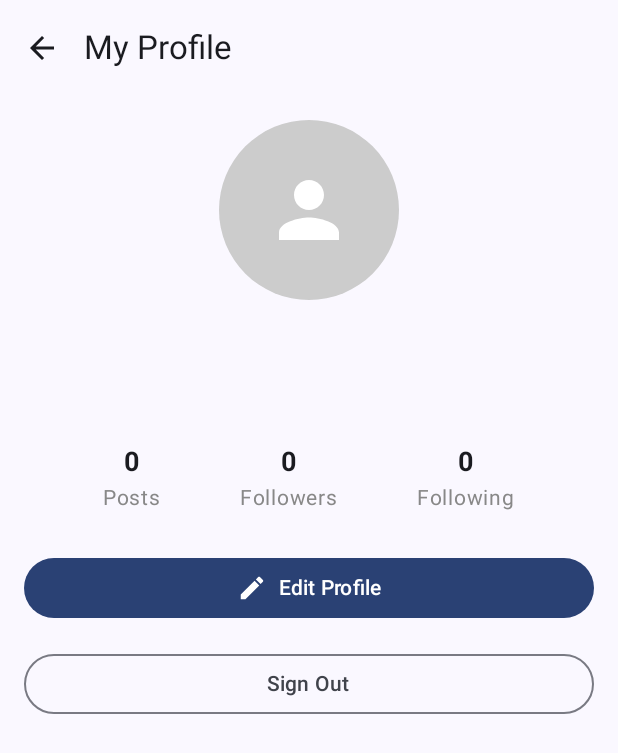
After one commit to Sylouane05/fork_chan, an Android app built with Jetpack Compose: the UserProfilePage screen opened through its navigation route, on a phone screen of 412 x 824 dp. The commit adds this screen. Shown: the top 753 px of the screen. Run offline under Robolectric (Android 15) with nearby library versions, the phone set to English and light mode, and no system bars; our stand-ins replace Firebase (no records; nobody signed in at launch, a user with empty details on screens opened directly), livedata-compose.

Commit message:
Ajout de UserProfilePage et EditProfilePage / ajout des routes sur MyAppNavigation et update du gradle

```diff
--- a/app/build.gradle.kts
+++ b/app/build.gradle.kts
@@ -54,6 +54,7 @@ dependencies {
     implementation(libs.androidx.navigation.compose)
     implementation(libs.firebase.auth.ktx)
     implementation(libs.androidx.runtime.livedata)
+    implementation(libs.androidx.navigation.runtime.android)
     testImplementation(libs.junit)
     androidTestImplementation(libs.androidx.junit)
     androidTestImplementation(libs.androidx.espresso.core)
--- a/app/src/main/java/fr/fork_chan/MainActivity.kt
+++ b/app/src/main/java/fr/fork_chan/MainActivity.kt
@@ -4,26 +4,19 @@ import android.os.Bundle
 import androidx.activity.ComponentActivity
 import androidx.activity.compose.setContent
 import androidx.activity.enableEdgeToEdge
-import androidx.activity.viewModels
-import androidx.compose.foundation.layout.fillMaxSize
-import androidx.compose.foundation.layout.padding
-import androidx.compose.material3.Scaffold
 import androidx.compose.material3.Text
 import androidx.compose.runtime.Composable
 import androidx.compose.ui.Modifier
 import androidx.compose.ui.tooling.preview.Preview
-import androidx.lifecycle.viewmodel.compose.viewModel
-import fr.fork_chan.models.AuthViewModel
 import fr.fork_chan.ui.theme.Fork_chanTheme
 
 class MainActivity : ComponentActivity() {
     override fun onCreate(savedInstanceState: Bundle?) {
         super.onCreate(savedInstanceState)
         enableEdgeToEdge()
-        val authViewModel : AuthViewModel by viewModels()
         setContent {
             Fork_chanTheme {
-                Navigation(Modifier, authViewModel)
+                Navigation(Modifier)
             }
         }
     }
--- a/app/src/main/java/fr/fork_chan/MyAppNavigation.kt
+++ b/app/src/main/java/fr/fork_chan/MyAppNavigation.kt
@@ -1,23 +1,29 @@
 package fr.fork_chan
 
+import android.annotation.SuppressLint
 import androidx.compose.runtime.Composable
 import androidx.compose.ui.Modifier
 import androidx.navigation.compose.NavHost
 import androidx.navigation.compose.composable
 import androidx.navigation.compose.rememberNavController
+import fr.fork_chan.activities.EditProfilePage
+import fr.fork_chan.activities.FeedPage
 import fr.fork_chan.activities.LoginPage
 import fr.fork_chan.activities.SignUp
-import fr.fork_chan.activities.feedPage
+import fr.fork_chan.activities.UserProfilePage
 import fr.fork_chan.models.AuthViewModel
 
-
+@SuppressLint("ViewModelConstructorInComposable")
 @Composable
-fun Navigation(modifier : Modifier = Modifier, AuthViewModel: AuthViewModel) {
+fun Navigation(modifier: Modifier = Modifier) {
     val navController = rememberNavController()
+    val authViewModel = AuthViewModel() // Create a single instance to share across screens
 
     NavHost(navController = navController, startDestination = "login") {
-        composable("login") { LoginPage(modifier, navController, AuthViewModel()) }
-        composable("signup") { SignUp(modifier, navController, AuthViewModel()) }
-        composable("feed") { feedPage(modifier, navController, AuthViewModel()) }
+        composable("login") { LoginPage(modifier, navController, authViewModel) }
+        composable("signup") { SignUp(modifier, navController, authViewModel) }
+        composable("feed") { FeedPage(navController, authViewModel) }
+        composable("profile") { UserProfilePage(navController, authViewModel) }
+        composable("edit_profile") { EditProfilePage(navController, authViewModel) }
     }
 }
--- a/app/src/main/java/fr/fork_chan/activities/FeedPage.kt
+++ b/app/src/main/java/fr/fork_chan/activities/FeedPage.kt
@@ -1,31 +1,89 @@
 package fr.fork_chan.activities
 
-
-import androidx.compose.foundation.layout.padding
-import androidx.compose.material3.Text
-import androidx.compose.material3.TextButton
-import androidx.compose.runtime.Composable
-import androidx.compose.runtime.LaunchedEffect
+import androidx.compose.foundation.layout.*
+import androidx.compose.material.icons.Icons
+import androidx.compose.material.icons.automirrored.filled.ExitToApp
+import androidx.compose.material.icons.filled.*
+import androidx.compose.material3.*
+import androidx.compose.runtime.*
 import androidx.compose.runtime.livedata.observeAsState
+import androidx.compose.ui.Alignment
 import androidx.compose.ui.Modifier
 import androidx.compose.ui.graphics.Color
+import androidx.compose.ui.text.font.FontWeight
 import androidx.compose.ui.unit.dp
+import androidx.compose.ui.unit.sp
 import androidx.navigation.NavHostController
+import fr.fork_chan.models.AuthState
 import fr.fork_chan.models.AuthViewModel
-import fr.fork_chan.models.AuthState
 
+@OptIn(ExperimentalMaterial3Api::class)
 @Composable
-fun feedPage(modifier : Modifier = Modifier, navController: NavHostController, authViewModel: AuthViewModel){
+fun FeedPage(navController: NavHostController, authViewModel: AuthViewModel) {
     val authState = authViewModel.authState.observeAsState()
 
     LaunchedEffect(authState.value) {
-        when(authState.value) {
+        when (authState.value) {
             is AuthState.Unauthenticated -> navController.navigate("login")
             else -> Unit
         }
     }
 
-    TextButton(onClick = { authViewModel.signout() }, enabled = true) {
-        Text(modifier = Modifier.padding(10.dp), text = "Signout", color = Color.Red)
+    Scaffold(
+        topBar = {
+            TopAppBar(
+                title = {
+                    Text(
+                        text = "ForkChan",
+                        fontWeight = FontWeight.Bold,
+                        fontSize = 22.sp
+                    )
+                },
+                actions = {
+                    // Menu options in the header
+                    IconButton(onClick = { navController.navigate("profile") }) {
+                        Icon(
+                            imageVector = Icons.Default.Person,
+                            contentDescription = "Profile"
+                        )
+                    }
+
+                    IconButton(onClick = { /* Navigate to messages */ }) {
+                        Icon(
+                            imageVector = Icons.Default.Email,
+                            contentDescription = "Messages"
+                        )
+                    }
+
+                    IconButton(onClick = { authViewModel.signout() }) {
+                        Icon(
+                            imageVector = Icons.AutoMirrored.Filled.ExitToApp,
+                            contentDescription = "Sign Out"
+                        )
+                    }
+                }
+            )
+        }
+    ) { paddingValues ->
+        Column(
+            modifier = Modifier
+                .fillMaxSize()
+                .padding(paddingValues),
+            horizontalAlignment = Alignment.CenterHorizontally
+        ) {
+            // Placeholder for future posts
+            Box(
+                modifier = Modifier
+                    .fillMaxSize()
+                    .padding(16.dp),
+                contentAlignment = Alignment.Center
+            ) {
+                Text(
+                    text = "Posts will appear here",
+                    fontSize = 18.sp,
+                    color = Color.Gray
+                )
+            }
+        }
     }
 }
--- a/app/src/main/java/fr/fork_chan/activities/LoginPage.kt
+++ b/app/src/main/java/fr/fork_chan/activities/LoginPage.kt
@@ -71,7 +71,7 @@ fun LoginPage(modifier : Modifier = Modifier, navController: NavHostController,
 
         Spacer(modifier = Modifier.height(8.dp))
 
-        TextButton(onClick = { navController.navigate("signup") },){
+        TextButton(onClick = { navController.navigate("signup") }){
             Text(text = "don't have an account ?")
         }
     }
--- /dev/null
+++ b/app/src/main/java/fr/fork_chan/activities/UserProfilePage.kt
@@ -0,0 +1,155 @@
+package fr.fork_chan.activities
+
+import androidx.compose.foundation.background
+import androidx.compose.foundation.layout.*
+import androidx.compose.foundation.shape.CircleShape
+import androidx.compose.material.icons.Icons
+import androidx.compose.material.icons.automirrored.filled.ArrowBack
+import androidx.compose.material.icons.filled.Edit
+import androidx.compose.material.icons.filled.Person
+import androidx.compose.material3.*
+import androidx.compose.runtime.*
+import androidx.compose.runtime.livedata.observeAsState
+import androidx.compose.ui.Alignment
+import androidx.compose.ui.Modifier
+import androidx.compose.ui.draw.clip
+import androidx.compose.ui.graphics.Color
+import androidx.compose.ui.text.font.FontWeight
+import androidx.compose.ui.unit.dp
+import androidx.compose.ui.unit.sp
+import androidx.navigation.NavHostController
+import com.google.firebase.auth.FirebaseAuth
+import fr.fork_chan.models.AuthState
+import fr.fork_chan.models.AuthViewModel
+
+@OptIn(ExperimentalMaterial3Api::class)
+@Composable
+fun UserProfilePage(navController: NavHostController, authViewModel: AuthViewModel) {
+    val authState = authViewModel.authState.observeAsState()
+    val currentUser = FirebaseAuth.getInstance().currentUser
+
+    // Get current user information
+    val username = remember { mutableStateOf(currentUser?.displayName ?: "Username") }
+    val email = remember { mutableStateOf(currentUser?.email ?: "email@example.com") }
+
+    LaunchedEffect(authState.value) {
+        when (authState.value) {
+            is AuthState.Unauthenticated -> navController.navigate("login")
+            else -> Unit
+        }
+    }
+
+    Scaffold(
+        topBar = {
+            TopAppBar(
+                title = { Text("My Profile") },
+                navigationIcon = {
+                    IconButton(onClick = { navController.navigateUp() }) {
+                        Icon(
+                            imageVector = Icons.AutoMirrored.Filled.ArrowBack,
+                            contentDescription = "Back"
+                        )
+                    }
+                }
+            )
+        }
+    ) { paddingValues ->
+        Column(
+            modifier = Modifier
+                .fillMaxSize()
+                .padding(paddingValues)
+                .padding(16.dp),
+            horizontalAlignment = Alignment.CenterHorizontally
+        ) {
+            // Profile picture placeholder
+            Box(
+                modifier = Modifier
+                    .size(120.dp)
+                    .clip(CircleShape)
+                    .background(Color.LightGray),
+                contentAlignment = Alignment.Center
+            ) {
+                Icon(
+                    imageVector = Icons.Default.Person,
+                    contentDescription = "Profile Picture",
+                    modifier = Modifier.size(60.dp),
+                    tint = Color.White
+                )
+            }
+
+            Spacer(modifier = Modifier.height(16.dp))
+
+            // Username
+            Text(
+                text = username.value,
+                fontSize = 24.sp,
+                fontWeight = FontWeight.Bold
+            )
+
+            Spacer(modifier = Modifier.height(8.dp))
+
+            // Email
+            Text(
+                text = email.value,
+                fontSize = 16.sp,
+                color = Color.Gray
+            )
+
+            Spacer(modifier = Modifier.height(24.dp))
+
+            // Stats row
+            Row(
+                modifier = Modifier.fillMaxWidth(),
+                horizontalArrangement = Arrangement.SpaceEvenly
+            ) {
+                ProfileStat(label = "Posts", count = "0")
+                ProfileStat(label = "Followers", count = "0")
+                ProfileStat(label = "Following", count = "0")
+            }
+
+            Spacer(modifier = Modifier.height(24.dp))
+
+            // Edit profile button
+            Button(
+                onClick = { navController.navigate("edit_profile") },
+                modifier = Modifier.fillMaxWidth()
+            ) {
+                Icon(
+                    imageVector = Icons.Default.Edit,
+                    contentDescription = null,
+                    modifier = Modifier.size(20.dp)
+                )
+                Spacer(modifier = Modifier.width(8.dp))
+                Text("Edit Profile")
+            }
+
+            Spacer(modifier = Modifier.height(16.dp))
+
+            // Sign out button
+            OutlinedButton(
+                onClick = { authViewModel.signout() },
+                modifier = Modifier.fillMaxWidth()
+            ) {
+                Text("Sign Out")
+            }
+        }
+    }
+}
+
+@Composable
+fun ProfileStat(label: String, count: String) {
+    Column(
+        horizontalAlignment = Alignment.CenterHorizontally
+    ) {
+        Text(
+            text = count,
+            fontWeight = FontWeight.Bold,
+            fontSize = 18.sp
+        )
+        Text(
+            text = label,
+            color = Color.Gray,
+            fontSize = 14.sp
+        )
+    }
+}
--- a/gradle/libs.versions.toml
+++ b/gradle/libs.versions.toml
@@ -13,6 +13,7 @@ firebaseDatabase = "21.0.0"
 navigationCompose = "2.8.8"
 firebaseAuthKtx = "23.2.0"
 runtimeLivedata = "1.7.8"
+navigationRuntimeAndroid = "2.9.0-alpha07"
 
 [libraries]
 androidx-core-ktx = { group = "androidx.core", name = "core-ktx", version.ref = "coreKtx" }
@@ -33,6 +34,7 @@ firebase-database = { group = "com.google.firebase", name = "firebase-database",
 androidx-navigation-compose = { group = "androidx.navigation", name = "navigation-compose", version.ref = "navigationCompose" }
 firebase-auth-ktx = { group = "com.google.firebase", name = "firebase-auth-ktx", version.ref = "firebaseAuthKtx" }
 androidx-runtime-livedata = { group = "androidx.compose.runtime", name = "runtime-livedata", version.ref = "runtimeLivedata" }
+androidx-navigation-runtime-android = { group = "androidx.navigation", name = "navigation-runtime-android", version.ref = "navigationRuntimeAndroid" }
 
 [plugins]
 android-application = { id = "com.android.application", version.ref = "agp" }
```
Also changed, not shown: app/src/main/java/fr/fork_chan/activities/EditProfilePage.kt (added, +340 -0 lines), app/src/main/java/fr/fork_chan/activities/SignUpPage.kt (+11 -2 lines), app/src/main/java/fr/fork_chan/models/AuthViewModel.kt (+41 -16 lines).
